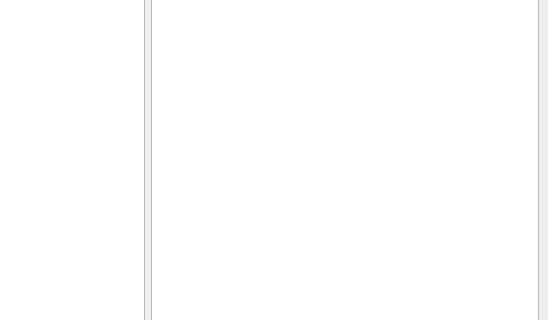
First picture: the form in clacks.ui, repository barryodev/clacks-qt, before the edit; both pictures show x 252 to 800 and y 153 to 473 of the 800 by 600 pixel window.
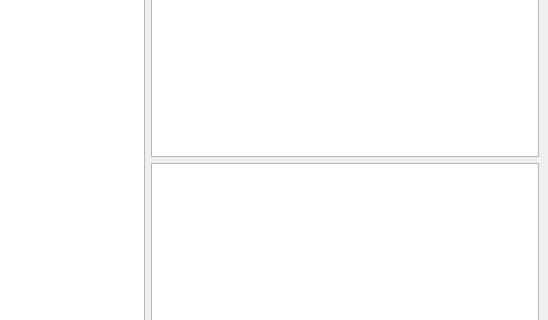
Second picture: the form after the edit.

Commit message: parsing entry contents and titles and loading into entry list

What changed in the file:
```diff
--- a/clacks.ui
+++ b/clacks.ui
@@ -19,7 +19,14 @@
      <widget class="QListView" name="feedsList"/>
     </item>
     <item>
-     <widget class="QTextBrowser" name="feedEntryContents"/>
+     <layout class="QVBoxLayout" name="verticalLayout_2">
+      <item>
+       <widget class="QListView" name="entryList"/>
+      </item>
+      <item>
+       <widget class="QTextBrowser" name="feedEntryContents"/>
+      </item>
+     </layout>
     </item>
    </layout>
   </widget>
```
Left out of the diff: 2 changed lines with no effect on the pictures. The commit also changes 8 other files.
